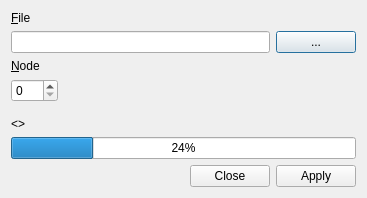
Before: the Qt Designer form src/ui/firmware.ui in mikessut/CAN-FIX-Utility, drawn with Qt 5.
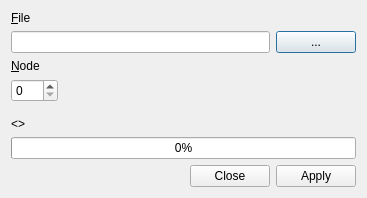
After: the same form once the commit is applied.

The edit to the form file:
```diff
--- a/src/ui/firmware.ui
+++ b/src/ui/firmware.ui
@@ -95,7 +95,7 @@
    <item>
     <widget class="QProgressBar" name="progressBar">
      <property name="value">
-      <number>24</number>
+      <number>0</number>
      </property>
     </widget>
    </item>
```
Left out of the diff: 38 changed lines with no effect on the pictures.
